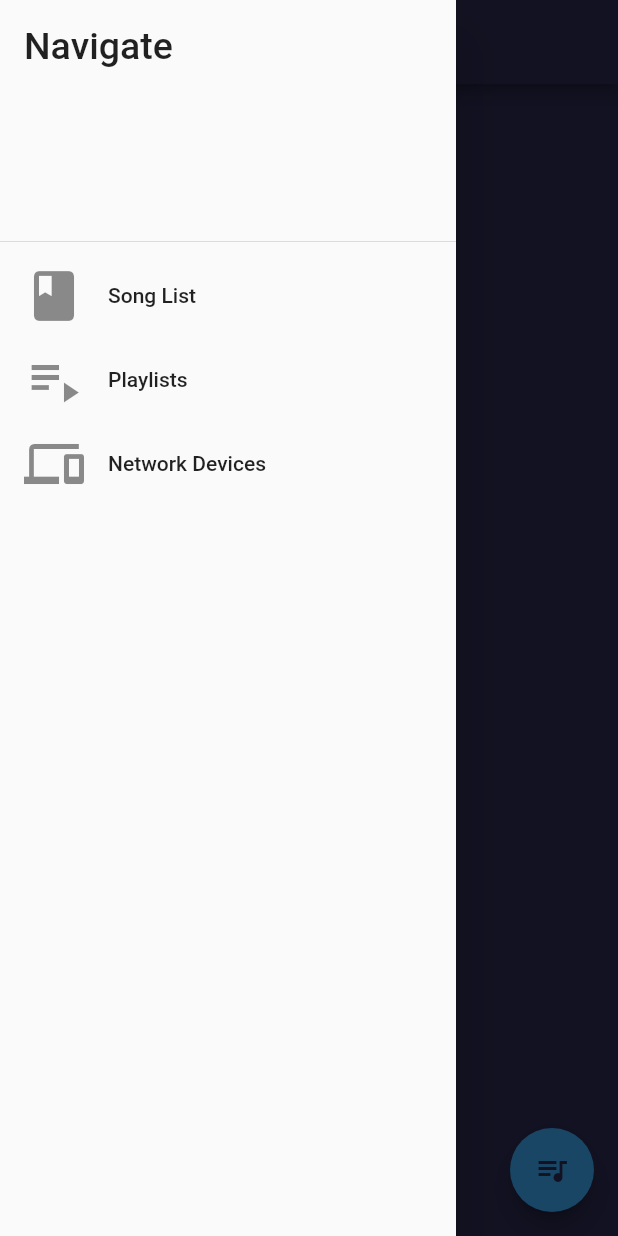
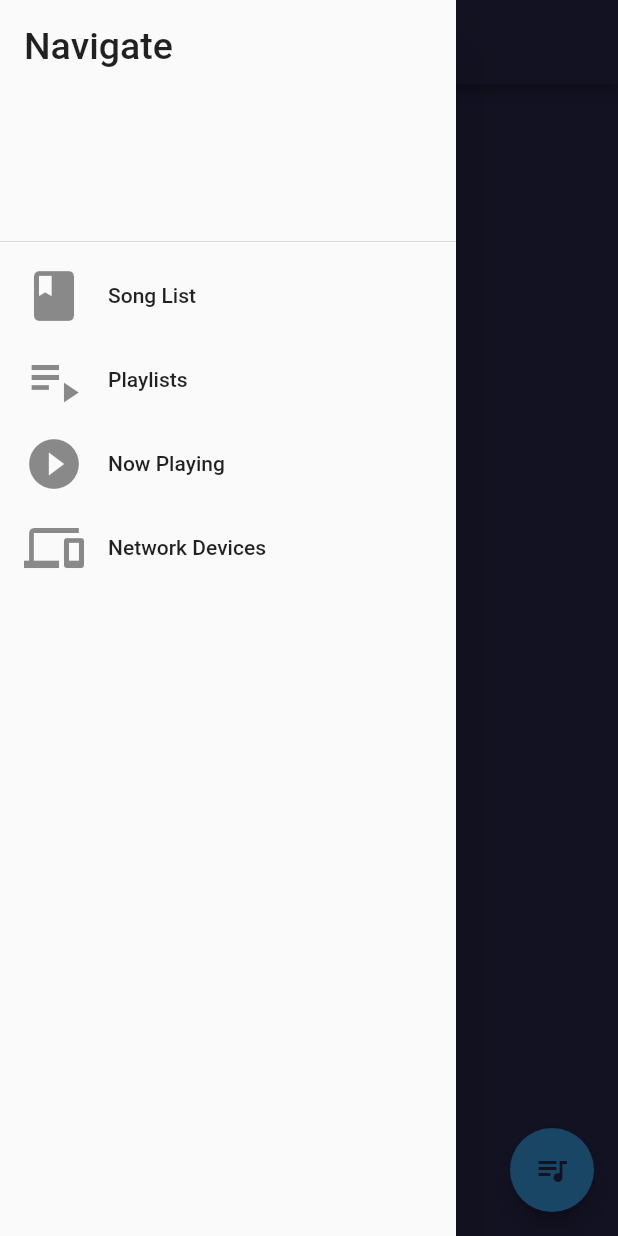
Before and after one commit to robeats-player/Robeats-App, a Flutter app: the screen it shows after launch, with the side drawer open, on a phone screen of 412 x 824 dp. Run offline on Flutter 3.47's test engine with Material 2 defaults, Android fonts, the phone set to English and light mode, and no system bars; our stand-ins replace audioplayers, rxdart; missing offline and left inert: dart_tags; statements that could not run were skipped.

Commit message:
Improved the flow of data around the app, and assisted in merging a PR.

```diff
--- a/lib/data/media_library.dart
+++ b/lib/data/media_library.dart
@@ -2,8 +2,7 @@ import 'dart:collection';
 import 'dart:io';
 
 import 'package:Robeats/data/media_loader.dart';
-import 'package:Robeats/data/streams/queue_data_controller.dart';
-import 'package:Robeats/data/streams/song_data_controller.dart';
+import 'package:Robeats/data/streams/player_state_data.dart';
 import 'package:Robeats/structures/data_structures/stack.dart';
 import 'package:Robeats/structures/data_structures/stream_queue.dart';
 import 'package:Robeats/structures/media.dart';
@@ -13,15 +12,13 @@ class MediaLibrary {
   static final MediaLibrary _instance = MediaLibrary._private();
   final MediaLoader _mediaLoader = MediaLoader();
 
-  SongStateDataController songDataController = SongStateDataController();
-  QueueDataController queueDataController = QueueDataController();
+  PlayerStateData _playerStateData = PlayerStateData();
   AudioPlayer _audioPlayer = AudioPlayer();
-  Song currentlyPlayingSong;
   Stack<Song> _songStack = Stack();
   StreamQueue<Song> _songQueue;
 
   MediaLibrary._private() {
-    _songQueue = StreamQueue(queueDataController.queueStreamController);
+    _songQueue = StreamQueue(_playerStateData.songQueueStream);
 
     _initialiseAudioEvents();
   }
@@ -32,7 +29,11 @@ class MediaLibrary {
 
   MediaLoader get mediaLoader => _mediaLoader;
 
+  PlayerStateData get playerStateData => _playerStateData;
+
   StreamQueue<Song> get songQueue => _songQueue;
+
+  Song get currentlyPlayingSong => playerStateData.currentSongStream.value;
 
   /// Listens to the stream for duration changes, and send it to the sink of
   /// the [SongStateDataController] to update the UI.
@@ -41,10 +42,11 @@ class MediaLibrary {
       double durationFraction = 0;
 
       if (currentlyPlayingSong.duration != null) {
-        durationFraction = (duration.inSeconds / currentlyPlayingSong.duration.inSeconds);
+        durationFraction =
+        (duration.inSeconds / currentlyPlayingSong.duration.inSeconds);
       }
 
-      songDataController.durationStreamController.add(durationFraction);
+      _playerStateData.songDurationStream.add(durationFraction);
     });
 
     _audioPlayer.onPlayerCompletion.listen((event) {
@@ -56,7 +58,7 @@ class MediaLibrary {
     });
 
     _audioPlayer.onPlayerStateChanged.listen((state) {
-      songDataController.stateStreamController.add(state);
+      _playerStateData.songStateStream.add(state);
     });
   }
 
@@ -79,8 +81,7 @@ class MediaLibrary {
     }
 
     _audioPlayer.play(url, volume: 0.35);
-    currentlyPlayingSong = song;
-    songDataController.songStreamController.add(song);
+    _playerStateData.currentSongStream.add(song);
 
     song.duration ??= await _audioPlayer.onDurationChanged.first;
   }
@@ -120,7 +121,8 @@ class MediaLibrary {
         _audioPlayer.resume();
         break;
       default:
-        if (_songQueue.isNotEmpty) playQueue();
+        if (_songQueue.isNotEmpty)
+          playQueue();
 
         break;
     }
@@ -135,9 +137,8 @@ class MediaLibrary {
     _audioPlayer.stop();
     _audioPlayer.release();
 
-    songDataController.songStreamController.add(null);
-    songDataController.durationStreamController.add(0);
-    currentlyPlayingSong = null;
+    _playerStateData.currentSongStream.add(null);
+    _playerStateData.songDurationStream.add(0);
   }
 
   /// Pop the last element from the stack, and if it's not null, play it.
--- a/lib/data/media_loader.dart
+++ b/lib/data/media_loader.dart
@@ -2,14 +2,18 @@ import 'dart:convert';
 import 'dart:io';
 import 'dart:math';
 
-import 'package:Robeats/data/streams/song_data_controller.dart';
 import 'package:Robeats/structures/media.dart';
 import 'package:crypto/crypto.dart';
 import 'package:dart_tags/dart_tags.dart';
+import 'package:path_provider/path_provider.dart';
 
 class MediaLoader {
   Set<Song> _songSet = Set();
   Set<Playlist> _playlistSet = Set();
+
+  MediaLoader() {
+    loadSongs().then((_) => loadPlaylists());
+  }
 
   Set<Song> get songSet => _songSet;
 
@@ -17,6 +21,13 @@ class MediaLoader {
 
   Song get randomSong {
     return _songSet.elementAt(new Random().nextInt(_songSet.length));
+  }
+
+  /// Return the directory used by the OS (iOS or Android) that the app
+  /// can save music to.
+  static Future<Directory> getMediaDirectory() async {
+    Directory directory = await getApplicationDocumentsDirectory();
+    return Directory(directory.path);
   }
 
   /// Get the [Directory] that music is all saved to.
@@ -29,7 +40,9 @@ class MediaLoader {
   /// Utility function - returns the file name based on a [FileSystemEntity]'s path.
   /// E.g. /a/b/c/song.mp3 would return song.mp3
   static String _getFileName(FileSystemEntity entity) {
-    return entity.path.split('/').last;
+    return entity.path
+        .split('/')
+        .last;
   }
 
   /// Utility function - returns the ID3 [Tag] based on a song. Depending on
@@ -41,9 +54,13 @@ class MediaLoader {
       file.readAsBytes(),
     );
 
-    return tags.firstWhere((tag) => tag != null && tag.tags.isNotEmpty, orElse: () => null);
+    return tags.firstWhere(
+            (tag) => tag != null && tag.tags.isNotEmpty,
+        orElse: () => null
+    );
   }
 
+  /// Load all songs & playlists.
   Future<void> load() async {
     await loadSongs().then((_) => loadPlaylists());
   }
@@ -52,7 +69,8 @@ class MediaLoader {
   /// with type .mp3 will be loaded, tags read, [Song] objects created
   /// and added to the [_songSet].
   Future<void> loadSongs() async {
-    List<FileSystemEntity> entities = (await directory).listSync(recursive: true);
+    List<FileSystemEntity> entities = (await directory).listSync(
+        recursive: true);
 
     for (FileSystemEntity entity in entities) {
       String fileName = _getFileName(entity);
@@ -63,7 +81,9 @@ class MediaLoader {
         String artist = metaTags?.tags['artist'];
         String hash = md5.convert(entity.readAsBytesSync()).toString();
 
-        _songSet.add(Song(fileName, songTitle, hash, artist, null));
+        _songSet.add(Song(
+            fileName, songTitle, hash, artist, null
+        ));
       }
     }
   }
@@ -85,9 +105,12 @@ class MediaLoader {
       Map<String, dynamic> innerMap = playlist.value;
       List<String> songHashes = List<String>.from(innerMap['songs']);
 
-      List<Song> songs = _songSet.where((song) => songHashes.contains(song.hash)).toList();
+      List<Song> songs = _songSet.where((song) =>
+          songHashes.contains(song.hash)).toList();
 
-      _playlistSet.add(Playlist(playlist.key, songs));
+      _playlistSet.add(Playlist(
+          playlist.key, songs
+      ));
     }
   }
 }
--- /dev/null
+++ b/lib/data/streams/player_state_data.dart
@@ -0,0 +1,21 @@
+import 'package:Robeats/structures/data_structures/stream_queue.dart';
+import 'package:Robeats/structures/media.dart';
+import 'package:audioplayers/audioplayers.dart';
+import 'package:rxdart/rxdart.dart';
+
+class PlayerStateData {
+  BehaviorSubject<Song> _currentSongStream = BehaviorSubject();
+  BehaviorSubject<double> _songDurationStream = BehaviorSubject();
+  BehaviorSubject<AudioPlayerState> _songStateStream = BehaviorSubject();
+  BehaviorSubject<StreamQueue<Song>> _songQueueStream = BehaviorSubject();
+
+  BehaviorSubject<Song> get currentSongStream => _currentSongStream;
+
+  BehaviorSubject<double> get songDurationStream => _songDurationStream;
+
+  BehaviorSubject<AudioPlayerState> get songStateStream => _songStateStream;
+
+  BehaviorSubject<StreamQueue<Song>> get songQueueStream => _songQueueStream;
+
+
+}
--- a/lib/data/streams/queue_data_controller.dart
+++ /dev/null
@@ -1,14 +0,0 @@
-import 'package:Robeats/structures/data_structures/stream_queue.dart';
-import 'package:Robeats/structures/media.dart';
-import 'package:rxdart/rxdart.dart';
-
-class QueueDataController {
-  BehaviorSubject<StreamQueue<Song>> queueStreamController = BehaviorSubject();
-
-  QueueDataController();
-
-  /// Close all resources to reduce memory leaks.
-  void dispose() {
-    queueStreamController.close();
-  }
-}
--- a/lib/data/streams/song_data_controller.dart
+++ /dev/null
@@ -1,29 +0,0 @@
-import 'dart:async';
-import 'dart:io';
-
-import 'package:Robeats/structures/media.dart';
-import 'package:audioplayers/audioplayers.dart';
-import 'package:path_provider/path_provider.dart';
-import 'package:rxdart/subjects.dart';
-
-class SongStateDataController {
-  BehaviorSubject<Song> songStreamController = BehaviorSubject();
-  BehaviorSubject<double> durationStreamController = BehaviorSubject();
-  BehaviorSubject<AudioPlayerState> stateStreamController = BehaviorSubject();
-
-  SongStateDataController();
-
-  /// Close all resources to reduce memory leaks.
-  void dispose() {
-    songStreamController.close();
-    durationStreamController.close();
-    stateStreamController.close();
-  }
-}
-
-/// Return the directory used by the OS (iOS or Android) that the app
-/// can save music to.
-Future<Directory> getMediaDirectory() async {
-  Directory directory = await getApplicationDocumentsDirectory();
-  return Directory(directory.path);
-}
--- a/lib/widgets/shared_widgets.dart
+++ b/lib/widgets/shared_widgets.dart
@@ -2,56 +2,59 @@ import 'dart:math';
 
 import 'package:Robeats/main.dart';
 import 'package:Robeats/widgets/local_network_screen.dart';
+import 'package:Robeats/widgets/play_screen.dart';
 import 'package:Robeats/widgets/playlist_screen.dart';
 import 'package:Robeats/widgets/song_list_screen.dart';
 import 'package:flutter/material.dart';
 
 class RobeatsAppBar extends AppBar {
-  RobeatsAppBar()
-      : super(
+  RobeatsAppBar() : super(
     title: Text(TITLE),
   );
 }
 
 class RobeatsDrawer extends Drawer {
-  RobeatsDrawer(BuildContext buildContext)
-      : super(
+  RobeatsDrawer(BuildContext buildContext) : super(
       child: ListView(
         children: <Widget>[
-            DrawerHeader(child: Text("Navigate", style: TextStyle(fontSize: 25.0))),
+          DrawerHeader(
+              child: Text("Navigate", style: TextStyle(fontSize: 25.0))
+          ),
           ListTile(
-              leading: Icon(
-                Icons.book,
-                size: 40.0,
-              ),
+            leading: Icon(Icons.book, size: 40.0,),
             title: Text("Song List"),
             onTap: () {
-                Navigator.pushReplacement(buildContext, MaterialPageRoute(builder: (buildContext) => SongListScreen()));
+              Navigator.pushReplacement(buildContext, MaterialPageRoute(
+                  builder: (buildContext) => SongListScreen()));
             },
           ),
           ListTile(
-              leading: Icon(
-                Icons.playlist_play,
-                size: 40.0,
-              ),
+            leading: Icon(Icons.playlist_play, size: 40.0,),
             title: Text("Playlists"),
             onTap: () {
-                Navigator.pushReplacement(buildContext, MaterialPageRoute(builder: (buildContext) => PlaylistScreen()));
+              Navigator.pushReplacement(buildContext, MaterialPageRoute(
+                  builder: (buildContext) => PlaylistScreen()));
             },
           ),
           ListTile(
-              leading: Icon(
-                Icons.devices,
-                size: 40.0,
+            leading: Icon(Icons.play_circle_filled, size: 40.0,),
+            title: Text("Now Playing"),
+            onTap: () {
+              Navigator.pushReplacement(buildContext,
+                  MaterialPageRoute(builder: (buildContext) => PlayScreen()));
+            },
           ),
+          ListTile(
+            leading: Icon(Icons.devices, size: 40.0,),
             title: Text("Network Devices"),
             onTap: () {
-                Navigator.pushReplacement(
-                    buildContext, MaterialPageRoute(builder: (buildContext) => LocalNetworkScreen()));
+              Navigator.pushReplacement(buildContext, MaterialPageRoute(
+                  builder: (buildContext) => LocalNetworkScreen()));
             },
           )
         ],
-        ));
+      )
+  );
 }
 
 class SemiCircleBorder extends CircleBorder {
--- a/lib/widgets/song_list_screen.dart
+++ b/lib/widgets/song_list_screen.dart
@@ -1,9 +1,6 @@
-import 'dart:math' as math;
-
 import 'package:Robeats/data/media_library.dart';
 import 'package:Robeats/main.dart';
 import 'package:Robeats/structures/media.dart';
-import 'package:Robeats/widgets/playing_bottom_sheet.dart';
 import 'package:Robeats/widgets/shared_widgets.dart';
 import 'package:flutter/material.dart';
 
@@ -12,65 +9,58 @@ class SongListScreen extends StatelessWidget {
 
   @override
   Widget build(BuildContext context) {
-    print("build");
     return StreamBuilder<Object>(
-        stream: _mediaLibrary.songDataController.songStreamController,
+        stream: _mediaLibrary.playerStateData.currentSongStream,
         builder: (_, s) {
           return Scaffold(
             appBar: RobeatsAppBar(),
             drawer: RobeatsDrawer(context),
-            bottomSheet: MediaLibrary().songQueue.isEmpty && MediaLibrary().currentlyPlayingSong == null
-                ? null
-                : PlayingBottomSheet(),
             body: ListView(
               padding: EdgeInsets.only(top: 5.0),
-              children: _SongListTile.prepareTiles(_mediaLibrary.mediaLoader.songSet, s.data),
+              children: _SongListTile.prepareTiles(
+                  _mediaLibrary.mediaLoader.songSet, s.data),
             ),
             floatingActionButton: FloatingActionButton(
               child: Icon(Icons.queue_music, color: RobeatsThemeData.PRIMARY),
               onPressed: () {
-                showModalBottomSheet(context: context, builder: (_) => _QueueBottomSheet());
+                showModalBottomSheet(
+                    context: context,
+                    builder: (_) => _QueueBottomSheet()
+                );
               },
             ),
-            floatingActionButtonLocation: CustomEndFloatFloatingActionButtonLocation(),
           );
-        });
+        }
+    );
   }
 }
 
-class _QueueBottomSheet extends Container {
-  _QueueBottomSheet()
-      : super(
-            child: StreamBuilder<Object>(
-                stream: MediaLibrary().queueDataController.queueStreamController,
-                builder: (_, s) {
-                  return ListView(padding: EdgeInsets.only(top: 5.0), children: _QueueTile.prepareTiles(s.data));
-                }));
-}
-
-class _SongListTile extends StatelessWidget {
-  final Song _song;
-  final bool _current;
-
-  _SongListTile(this._song, this._current);
+class _QueueBottomSheet extends StatelessWidget {
+  final MediaLibrary _mediaLibrary = MediaLibrary();
 
   @override
   Widget build(BuildContext context) {
     return Container(
-      margin: EdgeInsets.only(top: 5.0),
-      decoration: BoxDecoration(
-        boxShadow: <BoxShadow>[
-          BoxShadow(
-            color: Colors.white,
-            spreadRadius: 1.5,
-          ),
-        ],
-      ),
+        child: StreamBuilder<Object>(
+            stream: _mediaLibrary.playerStateData.songQueueStream,
+            builder: (_, s) {
+              return ListView(
+                  padding: EdgeInsets.only(top: 5.0),
+                  children: _QueueTile.prepareTiles(s.data)
+              );
+            }
+        )
+    );
+  }
+}
+
+class _SongListTile extends Container {
+  _SongListTile(Song song, bool current) : super(
     child: ListTile(
-          selected: _current,
+        selected: current,
         leading: Icon(Icons.music_note),
-          title: Text("${_song.title}"),
-          subtitle: Text("${_song.artist}"),
+        title: Text("${song.title}"),
+        subtitle: Text("${song.artist}"),
         trailing: Container(
           child: Row(
             mainAxisSize: MainAxisSize.min,
@@ -78,18 +68,29 @@ class _SongListTile extends StatelessWidget {
               IconButton(
                   icon: Icon(Icons.queue),
                   onPressed: () {
-                      MediaLibrary().songQueue.add(_song);
-                    }),
+                    MediaLibrary().songQueue.add(song);
+                  }
+              ),
               IconButton(
                   icon: Icon(Icons.play_circle_filled),
                   onPressed: () {
-                      MediaLibrary().playSong(_song);
-                    })
+                    MediaLibrary().playSong(song);
+                  }
+              )
             ],
           ),
-          )),
+        )
+    ),
+    margin: EdgeInsets.only(top: 5.0),
+    decoration: BoxDecoration(
+        boxShadow: <BoxShadow>[
+          BoxShadow(
+            color: Colors.white,
+            spreadRadius: 1.5,
+          )
+        ]
+    ),
   );
-  }
 
   static List<_SongListTile> prepareTiles(Iterable<Song> iter, Song current) {
     if (iter != null) {
@@ -103,8 +104,7 @@ class _SongListTile extends StatelessWidget {
 class _QueueTile extends Container {
   static int _index = 0;
 
-  _QueueTile(Song song)
-      : super(
+  _QueueTile(Song song) : super(
     child: ListTile(
         leading: Icon(Icons.queue_music),
         title: Text("#${++_index} - ${song.title}"),
@@ -117,17 +117,21 @@ class _QueueTile extends Container {
                   icon: Icon(Icons.play_circle_filled),
                   onPressed: () {
                     MediaLibrary().playQueue();
-                        })
+                  }
+              )
             ],
           ),
-              )),
+        )
+    ),
     margin: EdgeInsets.only(top: 5.0),
-          decoration: BoxDecoration(boxShadow: <BoxShadow>[
+    decoration: BoxDecoration(
+        boxShadow: <BoxShadow>[
           BoxShadow(
             color: Colors.white,
             spreadRadius: 1.5,
           )
-          ]),
+        ]
+    ),
   );
 
   static List<_QueueTile> prepareTiles(Iterable<Song> iterable) {
@@ -140,27 +144,3 @@ class _QueueTile extends Container {
     }
   }
 }
-
-class CustomEndFloatFloatingActionButtonLocation extends FloatingActionButtonLocation {
-  @override
-  Offset getOffset(ScaffoldPrelayoutGeometry scaffoldGeometry) {
-    // Compute the x-axis offset.
-    final double fabX = scaffoldGeometry.scaffoldSize.width -
-        kFloatingActionButtonMargin -
-        scaffoldGeometry.minInsets.right -
-        scaffoldGeometry.floatingActionButtonSize.width;
-
-    // Compute the y-axis offset.
-    final double contentBottom = scaffoldGeometry.contentBottom;
-    final double bottomSheetHeight = scaffoldGeometry.bottomSheetSize.height;
-    final double fabHeight = scaffoldGeometry.floatingActionButtonSize.height;
-    final double snackBarHeight = scaffoldGeometry.snackBarSize.height;
-
-    double fabY = contentBottom - fabHeight - kFloatingActionButtonMargin;
-    if (snackBarHeight > 0.0)
-      fabY = math.min(fabY, contentBottom - snackBarHeight - fabHeight - kFloatingActionButtonMargin);
-    if (bottomSheetHeight > 0.0) fabY = math.min(fabY, contentBottom - bottomSheetHeight - fabHeight - 10);
-
-    return Offset(fabX, fabY);
-  }
-}
```
Also changed, not shown: lib/data/streams/loader_data.dart (added, +13 -0 lines), lib/widgets/local_network_screen.dart (+13 -14 lines), lib/widgets/play_screen.dart (+32 -28 lines), lib/widgets/playing_bottom_sheet.dart (+5 -4 lines), lib/widgets/playlist_screen.dart (+12 -10 lines). Lines whose indentation alone changed are shown as unchanged.
